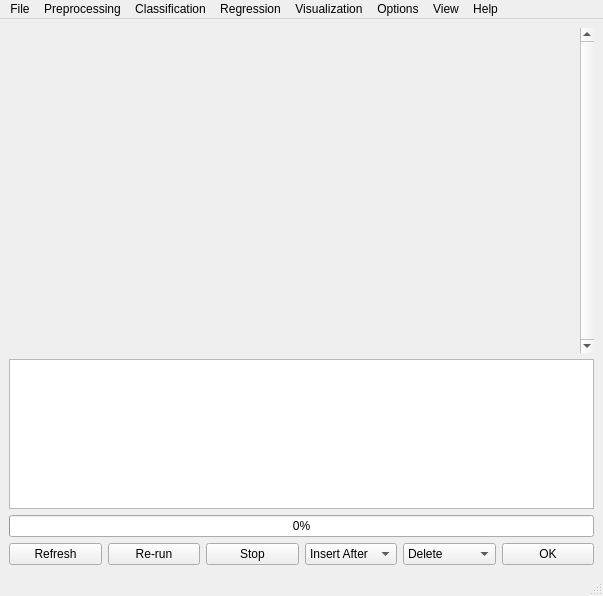
The window that ui/MainWindow.ui (tthatcher95/PyHAT_Point_Spectra_GUI) describes before a commit, drawn with Qt 5.
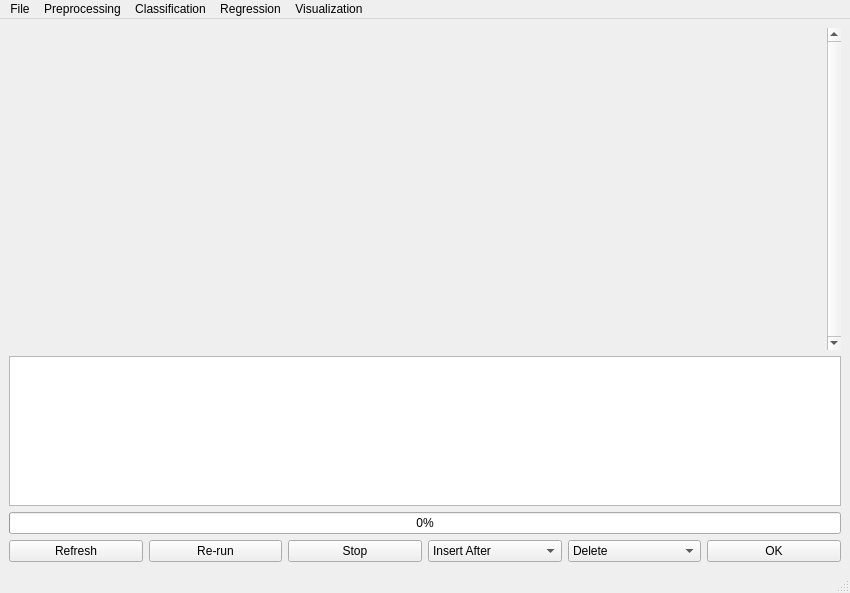
The same window after the commit.

The edit to the form file:
```diff
--- a/ui/MainWindow.ui
+++ b/ui/MainWindow.ui
@@ -6,8 +6,8 @@
    <rect>
     <x>0</x>
     <y>0</y>
-    <width>603</width>
-    <height>596</height>
+    <width>850</width>
+    <height>593</height>
    </rect>
   </property>
   <property name="windowTitle">
@@ -40,8 +40,8 @@
         <rect>
          <x>0</x>
          <y>0</y>
-         <width>560</width>
-         <height>298</height>
+         <width>807</width>
+         <height>295</height>
         </rect>
        </property>
        <layout class="QVBoxLayout" name="verticalLayout_2"/>
@@ -164,7 +164,7 @@
     <rect>
      <x>0</x>
      <y>0</y>
-     <width>603</width>
+     <width>850</width>
      <height>26</height>
     </rect>
    </property>
@@ -227,41 +227,6 @@
     <addaction name="actionPlot_ICA_PCA"/>
     <addaction name="actionPlot_testmodule"/>
    </widget>
-   <widget class="QMenu" name="menuHelp">
-    <property name="title">
-     <string>Help</string>
-    </property>
-    <addaction name="actionAbout"/>
-    <addaction name="actionAbout_Qt"/>
-   </widget>
-   <widget class="QMenu" name="menuOptions">
-    <property name="title">
-     <string>Options</string>
-    </property>
-    <widget class="QMenu" name="menuDark_Mode">
-     <property name="title">
-      <string>Theme</string>
-     </property>
-     <addaction name="actionDefault"/>
-     <addaction name="actionBrace_yourself"/>
-     <addaction name="actionQtmodern"/>
-    </widget>
-    <widget class="QMenu" name="menuDebug_Mode">
-     <property name="title">
-      <string>Debug Mode</string>
-     </property>
-     <addaction name="actionOn"/>
-     <addaction name="actionOff"/>
-    </widget>
-    <addaction name="menuDark_Mode"/>
-    <addaction name="menuDebug_Mode"/>
-   </widget>
-   <widget class="QMenu" name="menuView">
-    <property name="title">
-     <string>View</string>
-    </property>
-    <addaction name="actionData_Box"/>
-   </widget>
    <widget class="QMenu" name="menuClassification">
     <property name="title">
      <string>Classification</string>
@@ -274,9 +239,6 @@
    <addaction name="menuClassification"/>
    <addaction name="menuRegression"/>
    <addaction name="menuVisualization"/>
-   <addaction name="menuOptions"/>
-   <addaction name="menuView"/>
-   <addaction name="menuHelp"/>
   </widget>
   <widget class="QStatusBar" name="statusbar"/>
   <action name="actionRead_ChemCam_Data">
```
